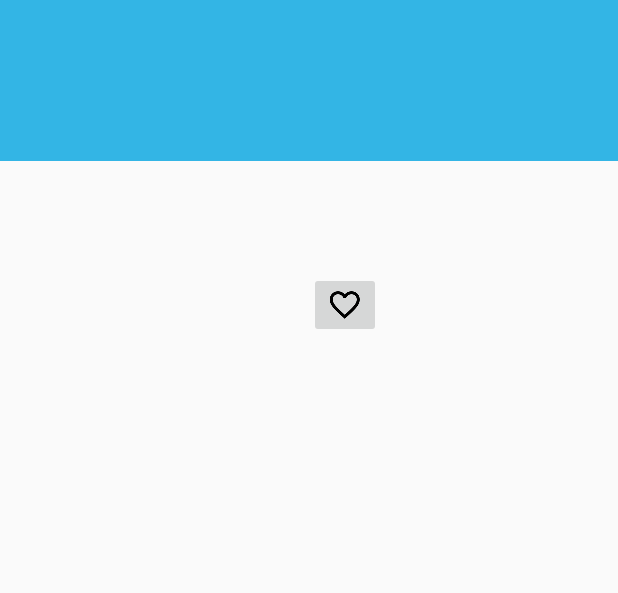
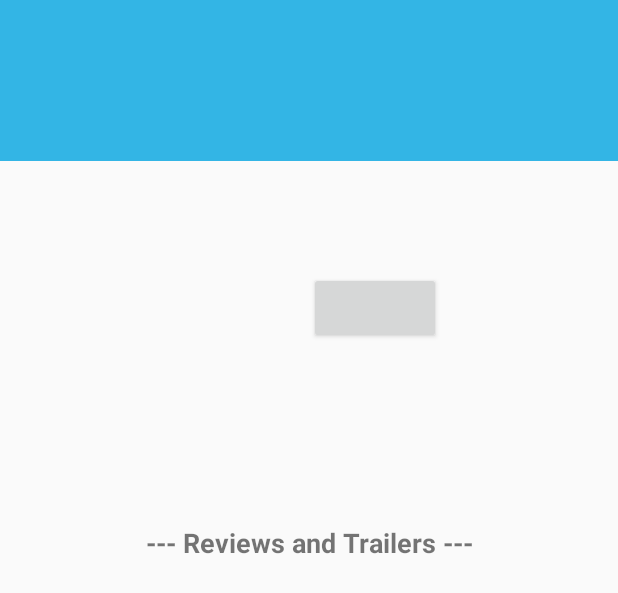
Before and after one commit to mishuvs/popular_movies_2, an Android app: the layout activity_detail.xml on its own in the app's theme, with its tools: preview values and no code run, on a phone screen of 412 x 824 dp. Shown: the top 593 px of the screen. Run offline under Robolectric (Android 15) with nearby library versions, the phone set to English and light mode, and no system bars; network calls fail.

Commit message:
Add author's name and trailer text Change favourites Button to simple button as it was looking ugly (new Review & Trailer inner classes in DetailActivity)

```diff
--- a/app/src/main/res/layout/activity_detail.xml
+++ b/app/src/main/res/layout/activity_detail.xml
@@ -63,11 +63,10 @@
                 android:layout_width="match_parent"
                 android:layout_height="wrap_content"
                 android:gravity="center_vertical"/>
-            <ImageButton
+            <Button
                 android:id="@+id/fav_button"
                 android:layout_width="wrap_content"
-                android:layout_height="wrap_content"
-                android:src="@drawable/ic_favorite_border_black_24dp"/>
+                android:layout_height="wrap_content"/>
         </LinearLayout>
     </LinearLayout>
 
@@ -79,6 +78,14 @@
         android:textStyle="italic"
         android:padding="8dp"/>
 
+    <TextView
+        android:layout_width="match_parent"
+        android:layout_height="wrap_content"
+        android:textSize="18sp"
+        android:text="@string/reviews_and_trailers"
+        android:gravity="center"
+        android:textStyle="bold"/>
+
     <android.support.v7.widget.RecyclerView
         android:id="@+id/detail_recycler_view"
         android:layout_width="match_parent"
--- a/app/src/main/res/layout/trailer_view.xml
+++ b/app/src/main/res/layout/trailer_view.xml
@@ -3,7 +3,7 @@
     android:layout_width="match_parent" android:layout_height="wrap_content"
     android:id="@+id/trailer_title"
     android:textStyle="bold"
-    android:textSize="22sp"
+    android:textSize="18sp"
     android:drawableLeft="@drawable/if_youtube_317714"
     android:drawableStart="@drawable/if_youtube_317714"
     android:drawablePadding="8dp"
--- a/app/src/main/res/values/strings.xml
+++ b/app/src/main/res/values/strings.xml
@@ -4,4 +4,7 @@
     <string name="sort_popular">Sort by Popularity</string>
     <string name="list_preference">listing preference</string>
     <string name="sort_favourites">Favourites</string>
+    <string name="reviews_and_trailers">--- Reviews and Trailers ---</string>
+    <string name="add_favourite">Add as Favourite</string>
+    <string name="remove_favourite">Remove from Favourites</string>
 </resources>
```
Also changed, not shown: app/src/main/java/com/mishu/vaibhav/popmoviestwo/popularmoviestwo/DetailActivity.java (+31 -10 lines), app/src/main/java/com/mishu/vaibhav/popmoviestwo/popularmoviestwo/DetailAdapter.java (+12 -11 lines), app/src/main/java/com/mishu/vaibhav/popmoviestwo/popularmoviestwo/utils/MovieDbJsonUtils.java (+8 -6 lines).
